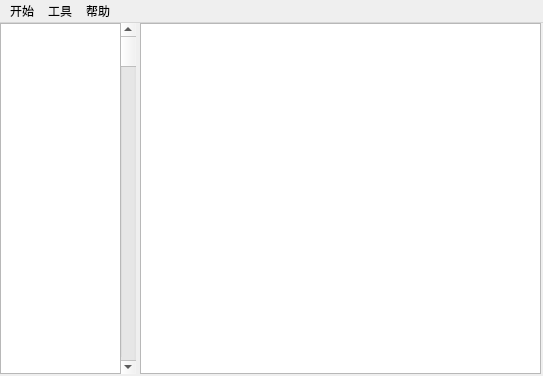
Before: the Qt Designer form Mainwindow.ui in wtsupertall/DL-GUI, drawn with Qt 5.
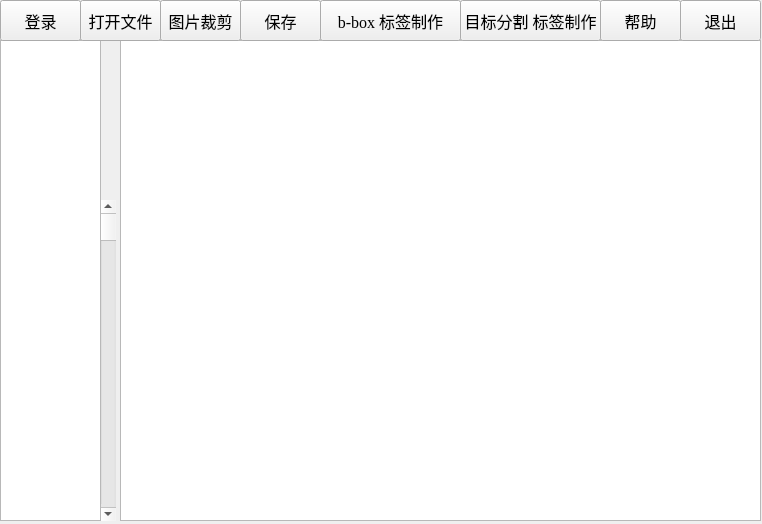
After: the same form once the commit is applied.

Patch:
```diff
--- a/Mainwindow.ui
+++ b/Mainwindow.ui
@@ -6,8 +6,8 @@
    <rect>
     <x>0</x>
     <y>0</y>
-    <width>543</width>
-    <height>376</height>
+    <width>762</width>
+    <height>524</height>
    </rect>
   </property>
   <property name="windowTitle">
@@ -17,10 +17,10 @@
    <widget class="QScrollBar" name="verticalScrollBar">
     <property name="geometry">
      <rect>
-      <x>120</x>
-      <y>0</y>
+      <x>100</x>
+      <y>200</y>
       <width>16</width>
-      <height>351</height>
+      <height>321</height>
      </rect>
     </property>
     <property name="orientation">
@@ -31,61 +31,177 @@
     <property name="geometry">
      <rect>
       <x>0</x>
-      <y>0</y>
-      <width>121</width>
-      <height>351</height>
+      <y>40</y>
+      <width>101</width>
+      <height>481</height>
      </rect>
     </property>
    </widget>
    <widget class="QGraphicsView" name="graphicsView">
     <property name="geometry">
      <rect>
-      <x>140</x>
+      <x>120</x>
+      <y>40</y>
+      <width>641</width>
+      <height>481</height>
+     </rect>
+    </property>
+   </widget>
+   <widget class="QPushButton" name="pushButton">
+    <property name="geometry">
+     <rect>
+      <x>0</x>
       <y>0</y>
-      <width>401</width>
-      <height>351</height>
+      <width>81</width>
+      <height>41</height>
      </rect>
     </property>
+    <property name="font">
+     <font>
+      <family>Times New Roman</family>
+      <pointsize>12</pointsize>
+     </font>
+    </property>
+    <property name="text">
+     <string>登录</string>
+    </property>
    </widget>
-  </widget>
-  <widget class="QMenuBar" name="menuBar">
-   <property name="geometry">
-    <rect>
-     <x>0</x>
-     <y>0</y>
-     <width>543</width>
-     <height>23</height>
-    </rect>
-   </property>
-   <widget class="QMenu" name="menu">
-    <property name="title">
-     <string>开始</string>
+   <widget class="QPushButton" name="pushButton_2">
+    <property name="geometry">
+     <rect>
+      <x>80</x>
+      <y>0</y>
+      <width>81</width>
+      <height>41</height>
+     </rect>
     </property>
-    <addaction name="action"/>
-    <addaction name="action_2"/>
-    <addaction name="action_13"/>
-    <addaction name="action_14"/>
-    <addaction name="action_15"/>
+    <property name="font">
+     <font>
+      <family>Times New Roman</family>
+      <pointsize>12</pointsize>
+     </font>
+    </property>
+    <property name="text">
+     <string>打开文件</string>
+    </property>
    </widget>
-   <widget class="QMenu" name="menu_5">
-    <property name="title">
+   <widget class="QPushButton" name="pushButton_3">
+    <property name="geometry">
+     <rect>
+      <x>240</x>
+      <y>0</y>
+      <width>81</width>
+      <height>41</height>
+     </rect>
+    </property>
+    <property name="font">
+     <font>
+      <family>Times New Roman</family>
+      <pointsize>12</pointsize>
+     </font>
+    </property>
+    <property name="text">
+     <string>保存</string>
+    </property>
+   </widget>
+   <widget class="QPushButton" name="pushButton_4">
+    <property name="geometry">
+     <rect>
+      <x>680</x>
+      <y>0</y>
+      <width>81</width>
+      <height>41</height>
+     </rect>
+    </property>
+    <property name="font">
+     <font>
+      <family>Times New Roman</family>
+      <pointsize>12</pointsize>
+     </font>
+    </property>
+    <property name="text">
+     <string>退出</string>
+    </property>
+   </widget>
+   <widget class="QPushButton" name="pushButton_5">
+    <property name="geometry">
+     <rect>
+      <x>160</x>
+      <y>0</y>
+      <width>81</width>
+      <height>41</height>
+     </rect>
+    </property>
+    <property name="font">
+     <font>
+      <family>Times New Roman</family>
+      <pointsize>12</pointsize>
+     </font>
+    </property>
+    <property name="text">
+     <string>图片裁剪</string>
+    </property>
+   </widget>
+   <widget class="QPushButton" name="pushButton_6">
+    <property name="geometry">
+     <rect>
+      <x>320</x>
+      <y>0</y>
+      <width>141</width>
+      <height>41</height>
+     </rect>
+    </property>
+    <property name="font">
+     <font>
+      <family>Times New Roman</family>
+      <pointsize>12</pointsize>
+     </font>
+    </property>
+    <property name="text">
+     <string>b-box 标签制作</string>
+    </property>
+   </widget>
+   <widget class="QPushButton" name="pushButton_7">
+    <property name="geometry">
+     <rect>
+      <x>460</x>
+      <y>0</y>
+      <width>141</width>
+      <height>41</height>
+     </rect>
+    </property>
+    <property name="font">
+     <font>
+      <family>Times New Roman</family>
+      <pointsize>12</pointsize>
+     </font>
+    </property>
+    <property name="text">
+     <string>目标分割 标签制作</string>
+    </property>
+   </widget>
+   <widget class="QPushButton" name="pushButton_8">
+    <property name="geometry">
+     <rect>
+      <x>600</x>
+      <y>0</y>
+      <width>81</width>
+      <height>41</height>
+     </rect>
+    </property>
+    <property name="font">
+     <font>
+      <family>Times New Roman</family>
+      <pointsize>12</pointsize>
+     </font>
+    </property>
+    <property name="text">
      <string>帮助</string>
     </property>
     <addaction name="action_8"/>
     <addaction name="action_9"/>
     <addaction name="action_10"/>
    </widget>
-   <widget class="QMenu" name="menu_6">
-    <property name="title">
-     <string>工具</string>
-    </property>
-    <addaction name="action_3"/>
-    <addaction name="action_11"/>
-    <addaction name="action_12"/>
-   </widget>
-   <addaction name="menu"/>
-   <addaction name="menu_6"/>
-   <addaction name="menu_5"/>
   </widget>
   <action name="action">
    <property name="text">
```
Left out of the diff: 3 changed lines with no effect on the pictures.
